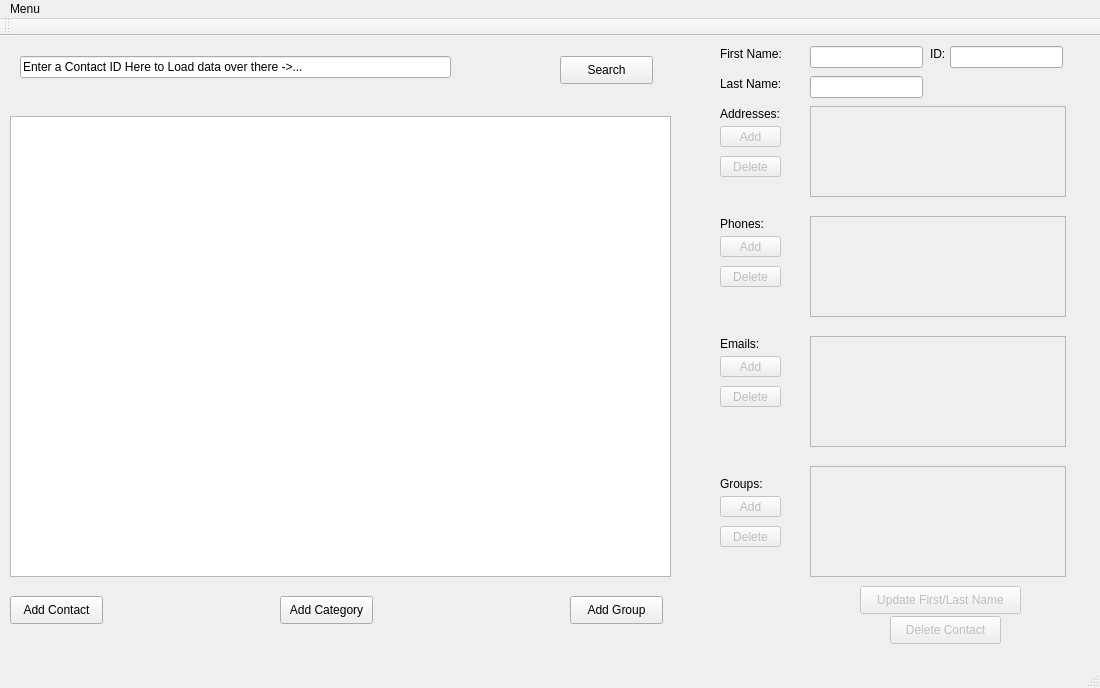
First picture: the form in cs245_final_project/mainwindow.ui, repository bradleyrgriffin/CS245-Final-Project, before the edit.
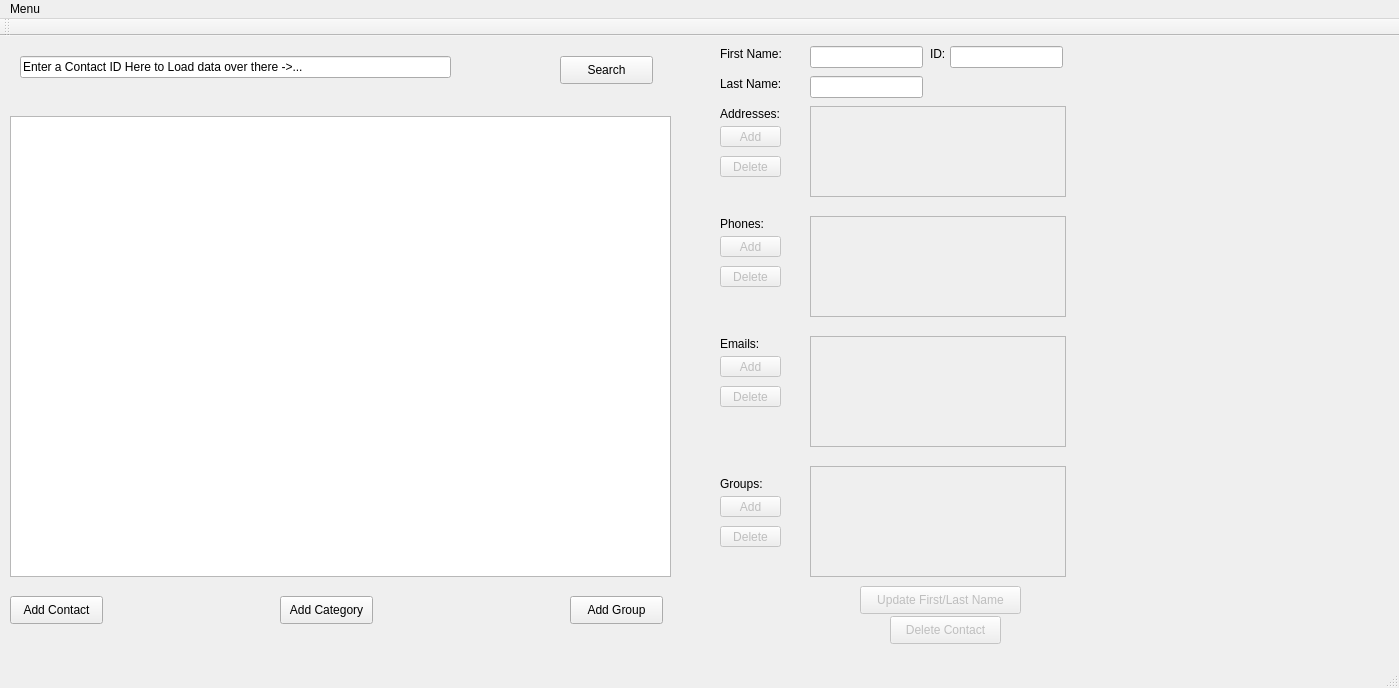
Second picture: the form after the edit.

Commit message: Profile Photo

The edit to the form file:
```diff
--- a/cs245_final_project/mainwindow.ui
+++ b/cs245_final_project/mainwindow.ui
@@ -6,7 +6,7 @@
    <rect>
     <x>0</x>
     <y>0</y>
-    <width>1100</width>
+    <width>1399</width>
     <height>688</height>
    </rect>
   </property>
@@ -440,13 +440,26 @@
      <string>Delete</string>
     </property>
    </widget>
+   <widget class="QLabel" name="profilePicture">
+    <property name="geometry">
+     <rect>
+      <x>1130</x>
+      <y>30</y>
+      <width>241</width>
+      <height>181</height>
+     </rect>
+    </property>
+    <property name="text">
+     <string/>
+    </property>
+   </widget>
   </widget>
   <widget class="QMenuBar" name="menuBar">
    <property name="geometry">
     <rect>
      <x>0</x>
      <y>0</y>
-     <width>1100</width>
+     <width>1399</width>
      <height>26</height>
     </rect>
    </property>
```
The commit also changes 20 other files.
